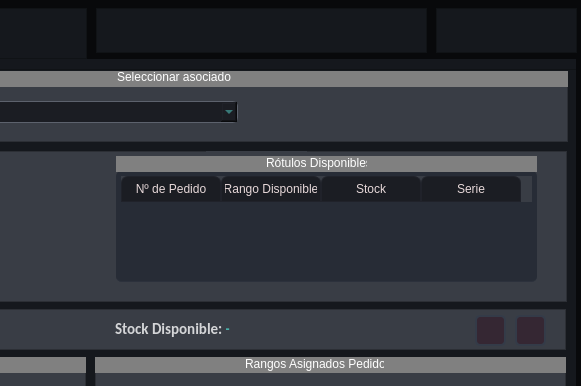
Old version of the form main.ui in the repository zenfranco/gestion_rotulos_psql; both pictures show x 494 to 1075 and y 0 to 386 of the 1075 by 837 pixel window.
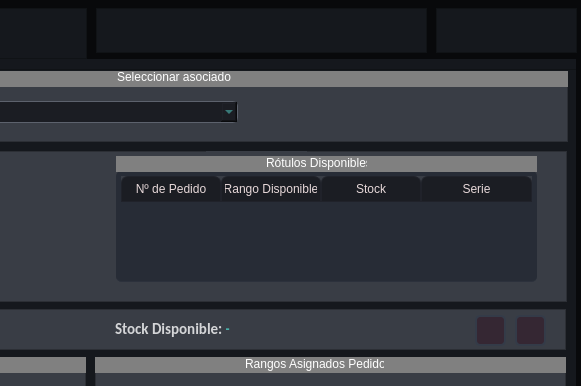
New version of the form. The open tabs and pages were chosen to show the change. Icons and pictures are not drawn.

```diff
--- a/main.ui
+++ b/main.ui
@@ -1723,6 +1723,9 @@
     border: 1px solid rgb(44, 49, 60);
 }</string>
          </property>
+         <property name="sizeAdjustPolicy">
+          <enum>QAbstractScrollArea::AdjustToContents</enum>
+         </property>
          <property name="editTriggers">
           <set>QAbstractItemView::AnyKeyPressed|QAbstractItemView::EditKeyPressed</set>
          </property>
@@ -1732,6 +1735,9 @@
          <property name="selectionBehavior">
           <enum>QAbstractItemView::SelectRows</enum>
          </property>
+         <attribute name="horizontalHeaderStretchLastSection">
+          <bool>true</bool>
+         </attribute>
          <attribute name="verticalHeaderVisible">
           <bool>false</bool>
          </attribute>
```
Left out of the diff: 15 changed lines with no effect on the pictures.
